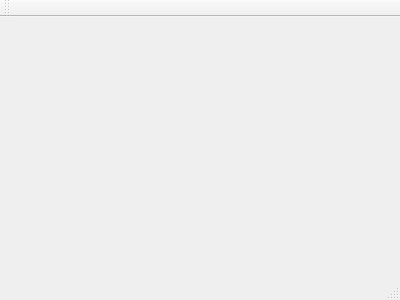
Before: the Qt Designer form comboBox/combobox.ui in jryou/test, drawn with Qt 5.
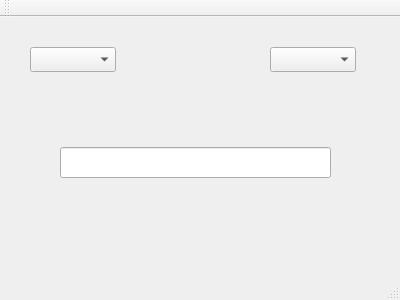
After: the same form once the commit is applied.

What changed in the file:
```diff
--- a/comboBox/combobox.ui
+++ b/comboBox/combobox.ui
@@ -12,13 +12,59 @@
   <property name="windowTitle" >
    <string>comboBox</string>
   </property>
-  <widget class="QMenuBar" name="menuBar" />
-  <widget class="QToolBar" name="mainToolBar" />
-  <widget class="QWidget" name="centralWidget" />
-  <widget class="QStatusBar" name="statusBar" />
+  <widget class="QWidget" name="centralWidget">
+   <widget class="QComboBox" name="comboBox_2">
+    <property name="geometry">
+     <rect>
+      <x>30</x>
+      <y>30</y>
+      <width>86</width>
+      <height>25</height>
+     </rect>
+    </property>
+   </widget>
+   <widget class="QComboBox" name="comboBox_3">
+    <property name="geometry">
+     <rect>
+      <x>270</x>
+      <y>30</y>
+      <width>86</width>
+      <height>25</height>
+     </rect>
+    </property>
+   </widget>
+   <widget class="QLineEdit" name="lineEdit">
+    <property name="geometry">
+     <rect>
+      <x>60</x>
+      <y>130</y>
+      <width>271</width>
+      <height>31</height>
+     </rect>
+    </property>
+   </widget>
+  </widget>
+  <widget class="QMenuBar" name="menuBar">
+   <property name="geometry">
+    <rect>
+     <x>0</x>
+     <y>0</y>
+     <width>400</width>
+     <height>22</height>
+    </rect>
+   </property>
+  </widget>
+  <widget class="QToolBar" name="mainToolBar">
+   <attribute name="toolBarArea">
+    <enum>TopToolBarArea</enum>
+   </attribute>
+   <attribute name="toolBarBreak">
+    <bool>false</bool>
+   </attribute>
+  </widget>
+  <widget class="QStatusBar" name="statusBar"/>
  </widget>
- <layoutDefault spacing="6" margin="11" />
- <pixmapfunction></pixmapfunction>
+ <layoutdefault spacing="6" margin="11"/>
  <resources/>
  <connections/>
 </ui>
```
Left out of the diff: 7 changed lines with no effect on the pictures.
